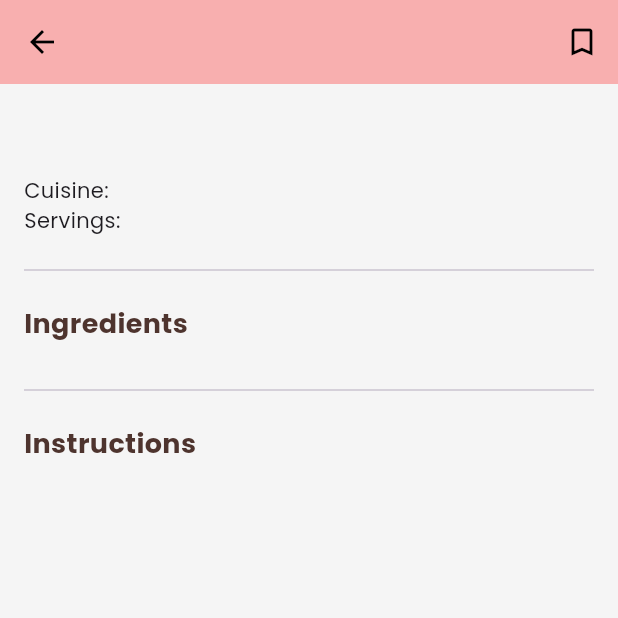
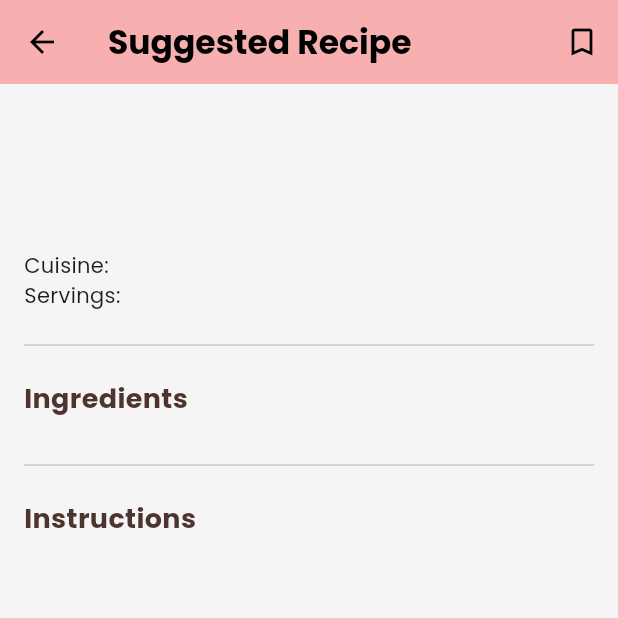
Before and after one commit to oatmeal2211/BumpToBaby, a Flutter app: the RecipeDisplayScreen screen opened directly with empty values, on a phone screen of 412 x 824 dp, the top half of it. Run offline on Flutter 3.47's test engine with Material 3 defaults, Android fonts, the phone set to English and light mode, and no system bars; our stand-ins replace cloud_firestore, connectivity_plus, firebase_auth, firebase_core, firebase_storage, fl_chart and 11 more; accounts and stored records are empty.

Commit message:
Refine the UI on generated recipe page

```diff
--- a/bumptobaby/lib/screens/nutrition_meals_screen.dart
+++ b/bumptobaby/lib/screens/nutrition_meals_screen.dart
@@ -197,7 +197,10 @@ class _RecipeDisplayScreenState extends State<RecipeDisplayScreen> {
   Widget build(BuildContext context) {
     return Scaffold(
       appBar: AppBar(
-        title: Text(widget.recipe.title, style: GoogleFonts.poppins(fontWeight: FontWeight.bold, color: Colors.black)),
+        title: Text(
+          'Suggested Recipe',
+          style: GoogleFonts.poppins(fontWeight: FontWeight.bold, color: Colors.black)
+        ),
         backgroundColor: const Color(0xFFF8AFAF),
         iconTheme: const IconThemeData(color: Colors.black),
         actions: [
@@ -212,8 +215,22 @@ class _RecipeDisplayScreenState extends State<RecipeDisplayScreen> {
         child: Column(
           crossAxisAlignment: CrossAxisAlignment.start,
           children: [
-            // Description first
-            Text(widget.recipe.description, style: GoogleFonts.poppins(fontSize: 16, fontStyle: FontStyle.italic)),
+            // Recipe title moved here, below the app bar
+            Text(
+              widget.recipe.title,
+              style: GoogleFonts.poppins(
+                fontSize: 24,
+                fontWeight: FontWeight.bold,
+                color: const Color(0xFF4E342E),
+              ),
+            ),
+            const SizedBox(height: 16), // Add spacing after title
+
+            // Description
+            Text(
+              widget.recipe.description,
+              style: GoogleFonts.poppins(fontSize: 16, fontStyle: FontStyle.italic)
+            ),
             const SizedBox(height: 12),
 
             // Capsules/Tags moved here (right after description)
```
